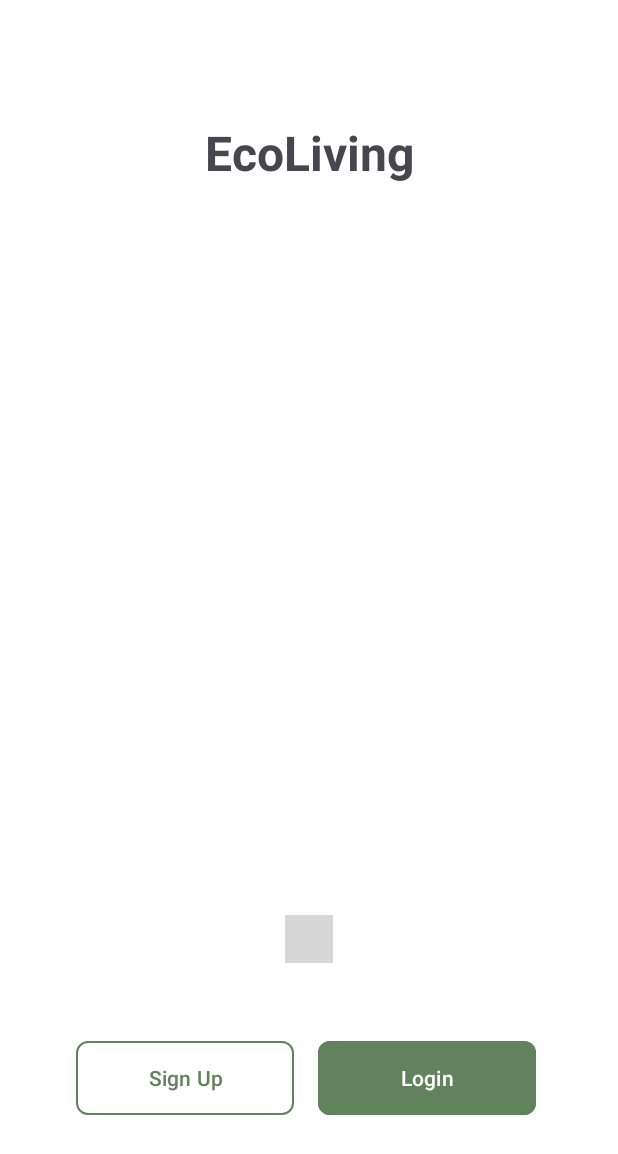
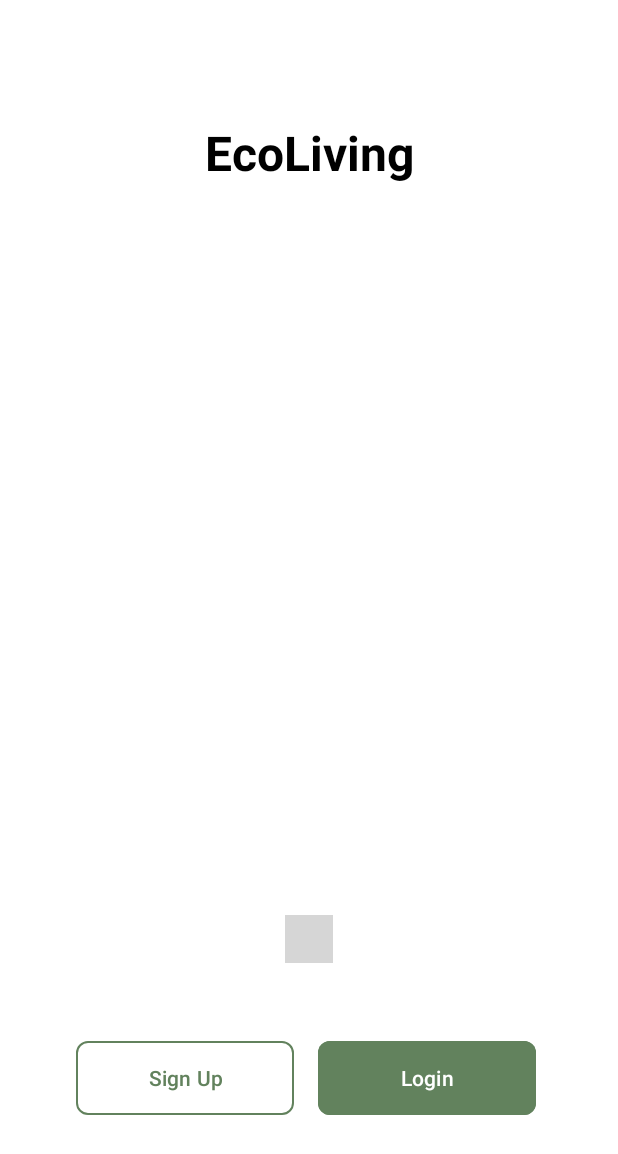
Before and after one commit to GoEco-Living/MobileApp, an Android app: the screen it shows after launch (MainActivity), on a phone screen of 412 x 824 dp. Shown: the top 1154 px of the screen. Run offline under Robolectric (Android 15) with nearby library versions, the phone set to English and light mode, and no system bars; plain views replace WormDotsIndicator; 1 statement that could not run was skipped; grey boxes are pictures that could not be loaded.

Commit message:
Delete import

```diff
--- a/app/src/main/java/com/ecoliving/mobile/data/datainject/Injection.kt
+++ b/app/src/main/java/com/ecoliving/mobile/data/datainject/Injection.kt
@@ -8,7 +8,6 @@ import com.ecoliving.mobile.data.remote.repository.MealsRepository
 import com.ecoliving.mobile.data.remote.repository.TransportRepository
 import com.ecoliving.mobile.data.remote.repository.UserRepository
 import com.ecoliving.mobile.data.remote.retrofit.ApiConfig
-import com.example.ecoliving.BuildConfig
 
 object Injection {
     fun provideUserRepository(context: Context): UserRepository {
--- a/app/src/main/java/com/ecoliving/mobile/presentation/ui/activity/AddActivityMainFragment.kt
+++ b/app/src/main/java/com/ecoliving/mobile/presentation/ui/activity/AddActivityMainFragment.kt
@@ -5,10 +5,7 @@ import androidx.fragment.app.Fragment
 import android.view.LayoutInflater
 import android.view.View
 import android.view.ViewGroup
-import androidx.fragment.app.viewModels
 import androidx.navigation.fragment.findNavController
-import com.ecoliving.mobile.presentation.ViewModelFactory
-import com.ecoliving.mobile.presentation.ui.dashboard.DashboardViewModel
 import com.example.ecoliving.R
 import com.example.ecoliving.databinding.FragmentAddActivityMainBinding
 
--- a/app/src/main/java/com/ecoliving/mobile/presentation/ui/activity/meals/MealsFragment.kt
+++ b/app/src/main/java/com/ecoliving/mobile/presentation/ui/activity/meals/MealsFragment.kt
@@ -10,7 +10,6 @@ import androidx.navigation.fragment.findNavController
 import com.ecoliving.mobile.data.Result
 import com.ecoliving.mobile.data.remote.response.MealsResponse
 import com.ecoliving.mobile.presentation.ViewModelFactory
-import com.ecoliving.mobile.presentation.ui.activity.transport.TransportViewModel
 import com.example.ecoliving.R
 import com.example.ecoliving.databinding.FragmentMealsBinding
 
--- a/app/src/main/java/com/ecoliving/mobile/presentation/ui/activity/transport/TransportResultFragment.kt
+++ b/app/src/main/java/com/ecoliving/mobile/presentation/ui/activity/transport/TransportResultFragment.kt
@@ -6,10 +6,7 @@ import android.view.LayoutInflater
 import android.view.View
 import android.view.ViewGroup
 import androidx.navigation.fragment.findNavController
-import com.ecoliving.mobile.data.Result
-import com.ecoliving.mobile.data.remote.response.AddTransportResponse
 import com.example.ecoliving.R
-import com.example.ecoliving.databinding.FragmentDetailsTransportActivityBinding
 import com.example.ecoliving.databinding.FragmentTransportResultBinding
 
 class TransportResultFragment : Fragment() {
--- a/app/src/main/java/com/ecoliving/mobile/presentation/ui/dashboard/DashboardFragment.kt
+++ b/app/src/main/java/com/ecoliving/mobile/presentation/ui/dashboard/DashboardFragment.kt
@@ -1,12 +1,10 @@
 package com.ecoliving.mobile.presentation.ui.dashboard
 
 import android.os.Bundle
-import android.util.Log
 import androidx.fragment.app.Fragment
 import android.view.LayoutInflater
 import android.view.View
 import android.view.ViewGroup
-import android.widget.Toast
 import androidx.fragment.app.viewModels
 import androidx.navigation.fragment.findNavController
 import androidx.recyclerview.widget.LinearLayoutManager
--- a/app/src/main/java/com/ecoliving/mobile/presentation/ui/login/LoginViewModel.kt
+++ b/app/src/main/java/com/ecoliving/mobile/presentation/ui/login/LoginViewModel.kt
@@ -4,7 +4,6 @@ import androidx.lifecycle.LiveData
 import androidx.lifecycle.MutableLiveData
 import androidx.lifecycle.ViewModel
 import androidx.lifecycle.viewModelScope
-import com.ecoliving.mobile.data.pref.UserModel
 import com.ecoliving.mobile.data.remote.repository.UserRepository
 import com.ecoliving.mobile.data.remote.response.LoginResponse
 import kotlinx.coroutines.launch
--- a/app/src/main/java/com/ecoliving/mobile/presentation/ui/onboard/OnboardFragment.kt
+++ b/app/src/main/java/com/ecoliving/mobile/presentation/ui/onboard/OnboardFragment.kt
@@ -7,13 +7,10 @@ import android.view.View
 import android.view.ViewGroup
 import androidx.fragment.app.viewModels
 import androidx.navigation.fragment.findNavController
-import androidx.viewpager2.widget.ViewPager2
 import com.ecoliving.mobile.presentation.ViewModelFactory
 import com.ecoliving.mobile.presentation.ui.dashboard.DashboardViewModel
-import com.ecoliving.mobile.presentation.ui.login.LoginViewModel
 import com.example.ecoliving.R
 import com.example.ecoliving.databinding.FragmentOnboardBinding
-import com.tbuonomo.viewpagerdotsindicator.WormDotsIndicator
 
 class OnboardFragment : Fragment() {
     private var _binding: FragmentOnboardBinding? = null
--- a/app/src/main/java/com/ecoliving/mobile/presentation/ui/profile/ProfileFragment.kt
+++ b/app/src/main/java/com/ecoliving/mobile/presentation/ui/profile/ProfileFragment.kt
@@ -1,8 +1,6 @@
 package com.ecoliving.mobile.presentation.ui.profile
 
-import android.content.ContentValues.TAG
 import android.os.Bundle
-import android.util.Log
 import androidx.fragment.app.Fragment
 import android.view.LayoutInflater
 import android.view.View
@@ -10,11 +8,8 @@ import android.view.ViewGroup
 import android.widget.Toast
 import androidx.fragment.app.viewModels
 import androidx.navigation.fragment.findNavController
-import com.ecoliving.mobile.data.Result
 import com.ecoliving.mobile.presentation.ViewModelFactory
-import com.ecoliving.mobile.presentation.ui.dashboard.DashboardViewModel
 import com.example.ecoliving.R
-import com.example.ecoliving.databinding.FragmentDashboardBinding
 import com.example.ecoliving.databinding.FragmentProfileBinding
 
 class ProfileFragment : Fragment() {
--- a/app/src/main/java/com/ecoliving/mobile/presentation/ui/register/RegisterFragment.kt
+++ b/app/src/main/java/com/ecoliving/mobile/presentation/ui/register/RegisterFragment.kt
@@ -1,7 +1,5 @@
 package com.ecoliving.mobile.presentation.ui.register
 
-import android.animation.AnimatorSet
-import android.animation.ObjectAnimator
 import android.app.Dialog
 import android.graphics.Color
 import android.graphics.drawable.ColorDrawable
@@ -13,16 +11,12 @@ import android.view.View
 import android.view.ViewGroup
 import android.view.Window
 import android.view.WindowManager
-import android.widget.ImageView
-import android.widget.TextView
 import androidx.navigation.fragment.findNavController
 import com.ecoliving.mobile.data.Result
-import com.ecoliving.mobile.data.pref.UserModel
 import com.ecoliving.mobile.presentation.ViewModelFactory
 import com.example.ecoliving.R
 import com.example.ecoliving.databinding.FragmentRegisterBinding
 import com.google.android.material.button.MaterialButton
-import com.google.android.material.card.MaterialCardView
 
 class RegisterFragment : Fragment() {
 
--- a/app/src/main/java/com/ecoliving/mobile/presentation/ui/splashscreen/SplashFragment.kt
+++ b/app/src/main/java/com/ecoliving/mobile/presentation/ui/splashscreen/SplashFragment.kt
@@ -1,9 +1,7 @@
 package com.ecoliving.mobile.presentation.ui.splashscreen
 
-import android.content.ContentValues.TAG
 import android.os.Bundle
 import android.os.Handler
-import android.util.Log
 import androidx.fragment.app.Fragment
 import android.view.LayoutInflater
 import android.view.View
@@ -13,7 +11,6 @@ import androidx.navigation.fragment.findNavController
 import com.ecoliving.mobile.presentation.ViewModelFactory
 import com.ecoliving.mobile.presentation.ui.dashboard.DashboardViewModel
 import com.example.ecoliving.R
-import com.example.ecoliving.databinding.FragmentLoginBinding
 import com.example.ecoliving.databinding.FragmentSplashBinding
 
 class SplashFragment : Fragment() {
--- a/app/src/main/res/layout/fragment_login.xml
+++ b/app/src/main/res/layout/fragment_login.xml
@@ -51,6 +51,7 @@
         android:layout_height="wrap_content"
         android:layout_alignParentBottom="true"
         android:layout_marginBottom="-20dp"
+        android:backgroundTint="@color/white"
         app:cardCornerRadius="30dp">
 
         <LinearLayout
@@ -76,6 +77,7 @@
                     android:layout_height="wrap_content"
                     android:gravity="center"
                     android:text="@string/login_text"
+                    android:textColor="@color/black"
                     android:textSize="32sp"
                     android:textStyle="bold" />
             </RelativeLayout>
@@ -130,6 +132,7 @@
                 android:layout_height="60dp"
                 android:layout_marginBottom="8dp"
                 android:backgroundTint="@color/green"
+                android:textColor="@color/white"
                 android:text="@string/login_text"
                 app:cornerRadius="8dp" />
 
--- a/app/src/main/res/layout/fragment_onboard.xml
+++ b/app/src/main/res/layout/fragment_onboard.xml
@@ -16,6 +16,7 @@
         android:text="@string/app_name"
         android:textSize="32sp"
         android:textStyle="bold"
+        android:textColor="@color/black"
         app:layout_constraintBottom_toTopOf="@+id/viewPager"
         app:layout_constraintTop_toTopOf="parent"
         app:layout_constraintVertical_bias="0.439"
@@ -27,6 +28,7 @@
         android:layout_height="57dp"
         android:layout_marginTop="60dp"
         android:layout_marginEnd="44dp"
+        android:textColor="@color/white"
         android:backgroundTint="@color/green"
         android:text="@string/login_text"
         app:cornerRadius="8dp"
--- a/app/src/main/res/layout/fragment_register.xml
+++ b/app/src/main/res/layout/fragment_register.xml
@@ -49,6 +49,7 @@
         android:id="@+id/card_view"
         android:layout_width="match_parent"
         android:layout_height="wrap_content"
+        android:backgroundTint="@color/white"
         android:layout_alignParentBottom="true"
         android:layout_marginBottom="-20dp"
         app:cardCornerRadius="30dp">
@@ -77,6 +78,7 @@
                     android:gravity="center"
                     android:text="@string/register_text"
                     android:textSize="32sp"
+                    android:textColor="@color/black"
                     android:textStyle="bold" />
             </RelativeLayout>
 
@@ -149,6 +151,7 @@
                 android:layout_height="60dp"
                 android:layout_marginBottom="8dp"
                 android:backgroundTint="@color/green"
+                android:textColor="@color/white"
                 android:text="@string/register_text"
                 app:cornerRadius="8dp" />
 
```
Also changed, not shown: app/src/main/java/com/ecoliving/mobile/presentation/ui/activity/transport/TransportFragment.kt (+0 -10 lines), app/src/main/java/com/ecoliving/mobile/presentation/ui/login/LoginFragment.kt (+0 -8 lines).
